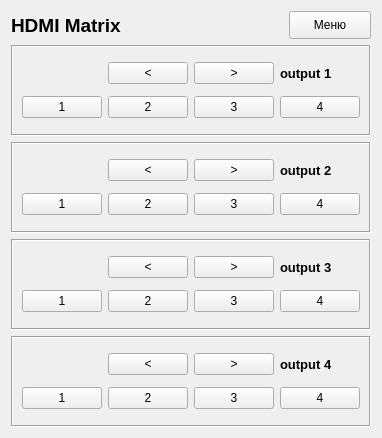
Qt form res/main.ui (kombatov/hdmi44mtx) before a commit.
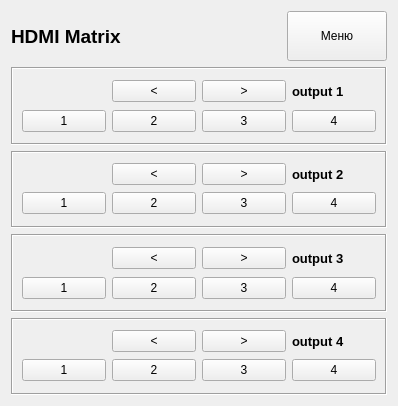
The same form after that commit.

```diff
--- a/res/main.ui
+++ b/res/main.ui
@@ -9,8 +9,8 @@
    <rect>
     <x>0</x>
     <y>0</y>
-    <width>358</width>
-    <height>438</height>
+    <width>398</width>
+    <height>406</height>
    </rect>
   </property>
   <property name="sizePolicy">
@@ -403,6 +403,12 @@
      <property name="maximumSize">
       <size>
        <width>16777215</width>
+       <height>50</height>
+      </size>
+     </property>
+     <property name="baseSize">
+      <size>
+       <width>0</width>
        <height>28</height>
       </size>
      </property>
@@ -442,6 +448,12 @@
           <height>28</height>
          </size>
         </property>
+        <property name="maximumSize">
+         <size>
+          <width>16777215</width>
+          <height>50</height>
+         </size>
+        </property>
         <property name="font">
          <font>
           <pointsize>14</pointsize>
@@ -457,20 +469,26 @@
       <item>
        <widget class="QPushButton" name="btnMenu">
         <property name="sizePolicy">
-         <sizepolicy hsizetype="Fixed" vsizetype="Fixed">
+         <sizepolicy hsizetype="Preferred" vsizetype="Preferred">
           <horstretch>0</horstretch>
           <verstretch>0</verstretch>
          </sizepolicy>
         </property>
         <property name="minimumSize">
          <size>
-          <width>82</width>
+          <width>100</width>
           <height>28</height>
          </size>
         </property>
         <property name="maximumSize">
          <size>
-          <width>82</width>
+          <width>100</width>
+          <height>50</height>
+         </size>
+        </property>
+        <property name="baseSize">
+         <size>
+          <width>100</width>
           <height>28</height>
          </size>
         </property>
```
